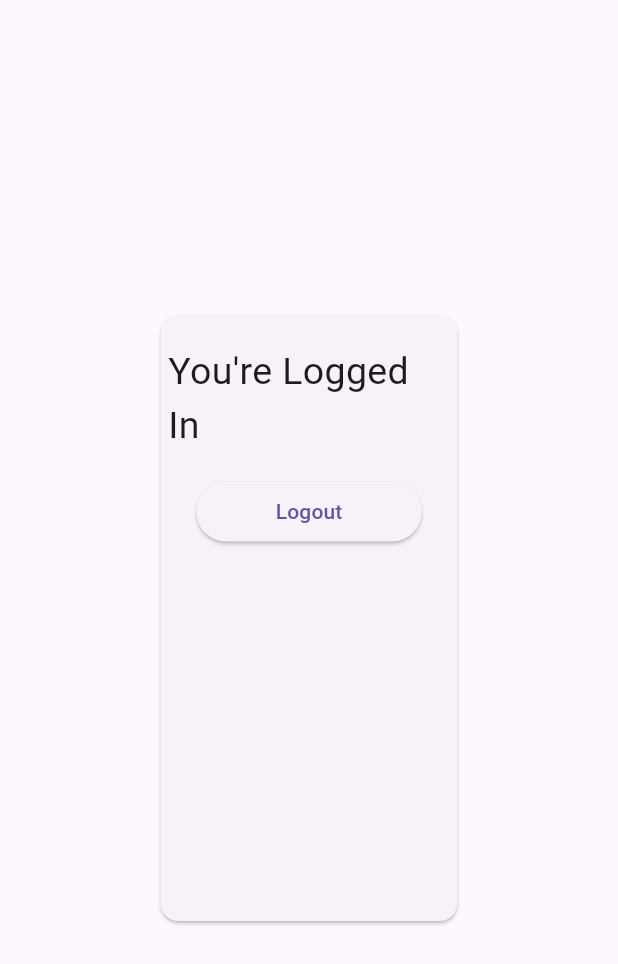
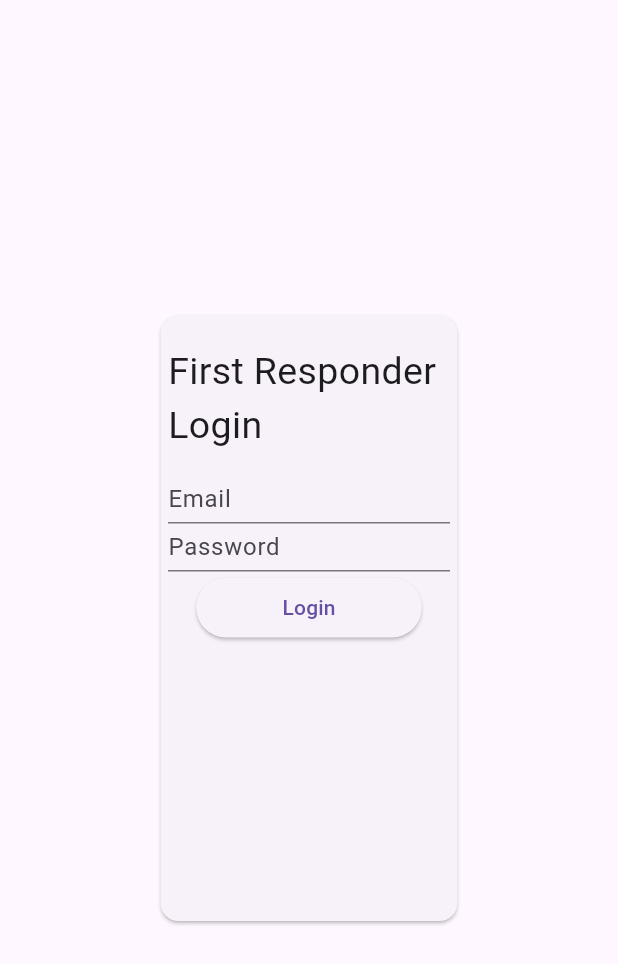
Before and after one commit to CoRD2-Senior-Design/CoRD2-Website, a Flutter app: the LoginPage screen opened directly, on a phone screen of 412 x 824 dp. Shown: the top 964 px of the screen. Run offline on Flutter 3.47's test engine with Material 3 defaults, Android fonts, the phone set to English and light mode, and no system bars; our stand-ins replace auto_size_text, chat_bubbles, cloud_firestore, firebase_auth, firebase_core, firebase_database and 2 more; missing offline and left inert: flutter_map_cancellable_tile_provider; accounts and stored records are empty; statements that could not run were skipped.

Commit message:
KAN-3 finishing touches

```diff
--- a/lib/pages/cord2.dart
+++ b/lib/pages/cord2.dart
@@ -305,7 +305,7 @@ class Cord2State extends State<Cord2>{
                   Text(
                     "Report Date: ${DateFormat.yMEd().add_jms().format(_selectedMarker.time)}"
                   ),
-                  GestureDetector(
+                  if (FirebaseAuth.instance.currentUser != null) GestureDetector(
                     onTap: () => handleUserChat(),
                     child: const Text.rich(
                       TextSpan(
--- a/lib/pages/login.dart
+++ b/lib/pages/login.dart
@@ -13,7 +13,7 @@ class LoginPageState extends State<LoginPage>{
   CollectionReference users = FirebaseFirestore.instance.collection('users');
   TextEditingController emailController = TextEditingController();
   TextEditingController passController = TextEditingController();
-  bool _isAuth = false;
+  late bool _isAuth;
 
   @override
   void initState() {
@@ -22,13 +22,11 @@ class LoginPageState extends State<LoginPage>{
   }
 
   void checkUser() {
-    setState(() {
     _isAuth = FirebaseAuth.instance.currentUser == null;
-    });
   }
 
   void signOut() async {
-    await FirebaseAuth.instance.signOut();
+    var res = await FirebaseAuth.instance.signOut();
     setState(() {_isAuth = false;});
   }
 
@@ -43,7 +41,7 @@ class LoginPageState extends State<LoginPage>{
       DocumentSnapshot user = await users.doc(credential.user?.uid).get();
       Map<String, dynamic> data = user.data() as Map<String, dynamic>;
       if (!data['isResponder']) {
-        FirebaseAuth.instance.signOut();
+        var res = FirebaseAuth.instance.signOut();
       } else {
         setState(() {
           _isAuth = true;
@@ -135,14 +133,20 @@ class LoginPageState extends State<LoginPage>{
     );
   }
 
+  Widget renderCard() {
+    if (_isAuth) {
+      return welcomeCard();
+    } else {
+      return loginCard();
+    }
+  }
+
   @override
   Widget build(BuildContext context) {
     return Scaffold (
-        body: SelectionArea(
-          child: Center(
-              child: _isAuth ? loginCard() : welcomeCard()
+      body: Center(
+          child: renderCard()
       ),
-        )
     );
   }
 }
```
Also changed, not shown: lib/components/chat_screen.dart (+6 -15 lines). Lines whose indentation alone changed are shown as unchanged.
